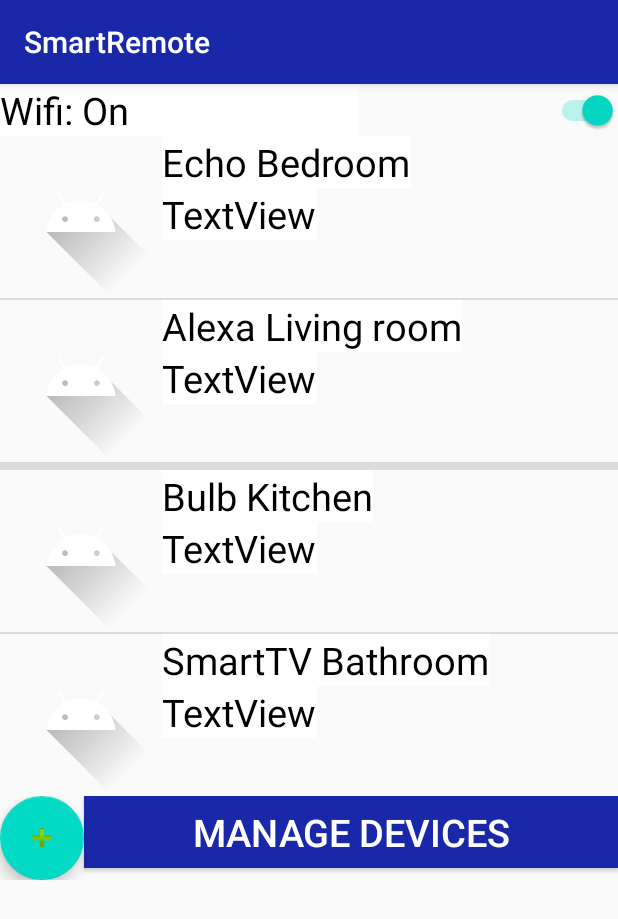
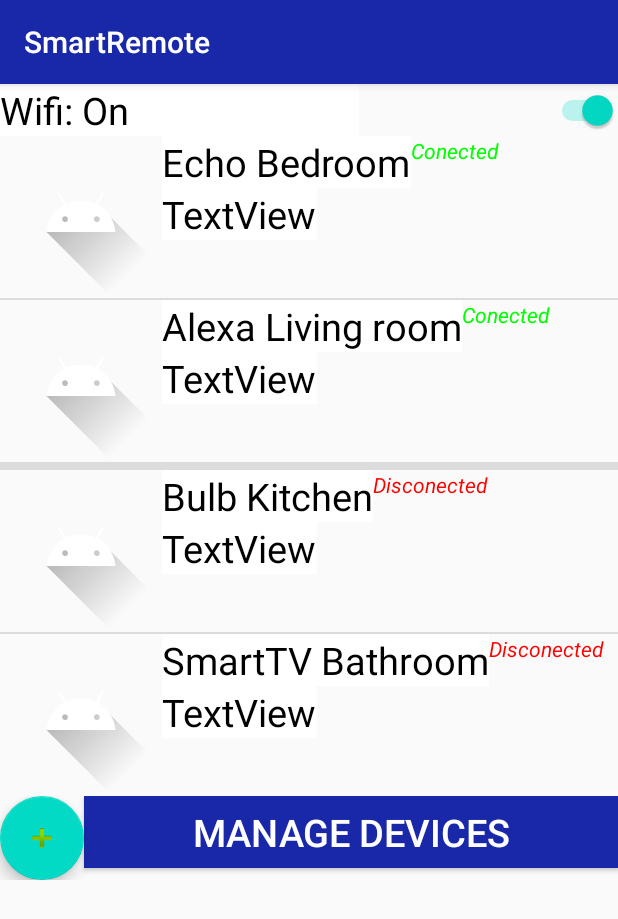
Before and after one commit to Nachodood/SmartRemote, an Android app: the screen it shows after launch (MainActivity), on a phone screen of 412 x 824 dp. Shown: the top 919 px of the screen. Run offline under Robolectric (Android 15) with nearby library versions, the phone set to English and light mode, and no system bars.

Commit message:
Implement connected status in ListViews

```diff
--- a/app/src/main/java/com/example/smartremote/DeviceScrollListAdapter.java
+++ b/app/src/main/java/com/example/smartremote/DeviceScrollListAdapter.java
@@ -1,6 +1,9 @@
 package com.example.smartremote;
 
 import android.content.Context;
+import android.graphics.Typeface;
+import android.text.SpannableString;
+import android.text.style.StyleSpan;
 import android.view.LayoutInflater;
 import android.view.View;
 import android.view.ViewGroup;
@@ -13,14 +16,23 @@ import androidx.annotation.Nullable;
 
 import java.util.ArrayList;
 
+import static android.graphics.Color.GREEN;
+import static android.graphics.Color.RED;
+
 class DeviceScrollListAdapter extends ArrayAdapter<String> {
+
+    boolean m_isConnected;
 
     public DeviceScrollListAdapter(@NonNull Context context, String[] deviceNames, String[] deviceLocations) {
         super(context, R.layout.device_item, deviceNames); //TODO Need to add deviceLocations[] etc somehow, maybe through Device objects
+
+
     }
 
-    public DeviceScrollListAdapter(@NonNull Context context, ArrayList<String> exampleDeviceInfo) {
+    public DeviceScrollListAdapter(@NonNull Context context, ArrayList<String> exampleDeviceInfo, boolean isConnected) {
         super(context, R.layout.device_item, exampleDeviceInfo); //TODO Need to add deviceLocations[] etc somehow, maybe through Device objects
+
+        m_isConnected = isConnected;
     }
 
     @NonNull
@@ -34,11 +46,29 @@ class DeviceScrollListAdapter extends ArrayAdapter<String> {
         TextView txtDeviceName = customDeviceView.findViewById(R.id.txt_name);
         TextView txtDeviceRoom = customDeviceView.findViewById(R.id.txt_room);
         ImageView imgDevicePic = customDeviceView.findViewById(R.id.img_device);
+        TextView txtIsonline = customDeviceView.findViewById(R.id.txt_is_online);
 
         txtDeviceName.setText(singleDeviceName);
         //TODO: txtDeviceRoom.setText();
         imgDevicePic.setImageResource(R.drawable.ic_launcher_foreground); //TODO: Use array
 
+        String tempString = "Conected";
+        SpannableString spanConnected = new SpannableString(tempString);
+        spanConnected.setSpan(new StyleSpan(Typeface.ITALIC), 0, spanConnected.length(), 0);
+
+        String tempStringDisconnected = "Disconected";
+        SpannableString spanDisconnected = new SpannableString(tempStringDisconnected);
+        spanDisconnected.setSpan(new StyleSpan(Typeface.ITALIC), 0, spanDisconnected.length(), 0);
+
+        if(m_isConnected == true){
+            txtIsonline.setText(spanConnected);
+            txtIsonline.setTextColor(GREEN);
+        }
+        else {
+            txtIsonline.setText(spanDisconnected);
+            txtIsonline.setTextColor(RED);
+        }
+
         return customDeviceView;
     }
 }
--- a/app/src/main/java/com/example/smartremote/MainActivity.java
+++ b/app/src/main/java/com/example/smartremote/MainActivity.java
@@ -223,7 +223,7 @@ public class MainActivity extends AppCompatActivity implements SensorEventListen
             i++;
         }
 
-        m_customDeviceAdapter = new DeviceScrollListAdapter(this, exampleDeviceInfo);
+        m_customDeviceAdapter = new DeviceScrollListAdapter(this, exampleDeviceInfo, true);
 
        /* Device alexa = new Device("alexa", "Kitchen", 67, 1000);
         Device smartTV = new Device("smartTV", "LivingRoom", 22, 1000);
@@ -265,7 +265,7 @@ public class MainActivity extends AppCompatActivity implements SensorEventListen
             i++;
         }
 
-        m_customUnavailableAdapter = new DeviceScrollListAdapter(this, exampleDeviceInfo);
+        m_customUnavailableAdapter = new DeviceScrollListAdapter(this, exampleDeviceInfo, false);
 
        /* Device alexa = new Device("alexa", "Kitchen", 67, 1000);
         Device smartTV = new Device("smartTV", "LivingRoom", 22, 1000);
@@ -280,6 +280,8 @@ public class MainActivity extends AppCompatActivity implements SensorEventListen
         ListAdapter customDeviceAdapter = new DeviceScrollListAdapter(this, exampleDevices); */
 
         m_listUnavailableDevices.setAdapter(m_customUnavailableAdapter);
+
+        //m_listUnavailableDevices.setItem
 
     }
 
--- a/app/src/main/java/com/example/smartremote/ManageDevicesActivity.java
+++ b/app/src/main/java/com/example/smartremote/ManageDevicesActivity.java
@@ -131,7 +131,7 @@ eg. depending on where this activity will be called from
             i++;
         }
 
-        m_customDeviceAdapter = new DeviceScrollListAdapter(this, exampleDeviceInfo);
+        m_customDeviceAdapter = new DeviceScrollListAdapter(this, exampleDeviceInfo, true);
 
        /* Device alexa = new Device("alexa", "Kitchen", 67, 1000);
         Device smartTV = new Device("smartTV", "LivingRoom", 22, 1000);
--- a/app/src/main/res/layout/device_item.xml
+++ b/app/src/main/res/layout/device_item.xml
@@ -32,4 +32,10 @@
             android:text="TextView" />
     </LinearLayout>
 
+    <TextView
+        android:id="@+id/txt_is_online"
+        android:layout_width="wrap_content"
+        android:layout_height="wrap_content"
+        android:text="TextView" />
+
 </LinearLayout>
```
Also changed, not shown: app/src/main/AndroidManifest.xml (+23 -25 lines), app/src/main/java/com/example/smartremote/ScrollListAdapter.java (+27 -0 lines).
